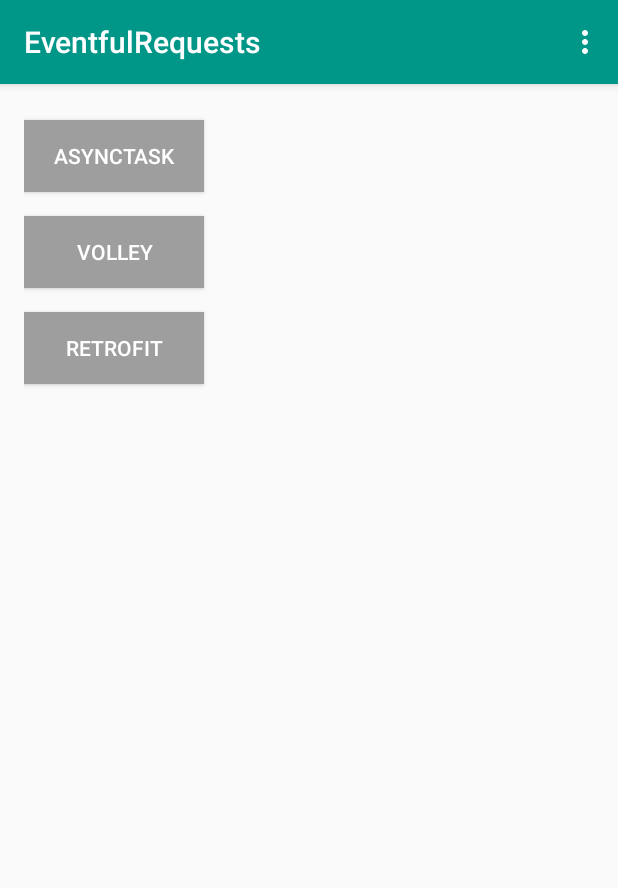
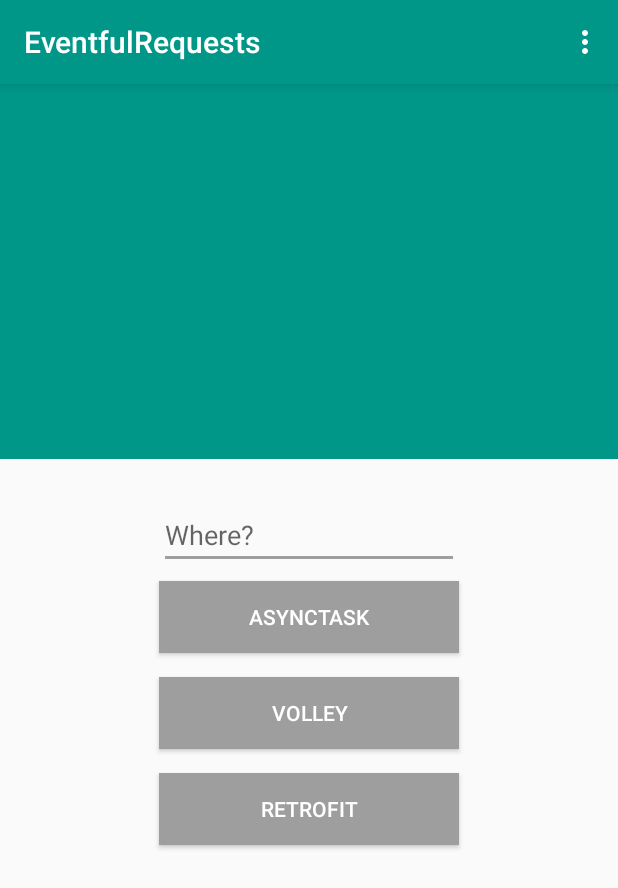
Before and after one commit to silmood/RequestsExamples, an Android app: the screen it shows after launch (MainActivity), after a tap on "ASYNCTASK", on a phone screen of 412 x 824 dp. Shown: the top 888 px of the screen. Run offline under Robolectric (Android 15) with nearby library versions, the phone set to English and light mode, and no system bars; our stand-ins replace Volley.

Commit message:
UI refactored

```diff
--- a/app/src/main/java/mx/devf/eventfulrequests/MainActivity.java
+++ b/app/src/main/java/mx/devf/eventfulrequests/MainActivity.java
@@ -7,6 +7,8 @@ import android.view.Menu;
 import android.view.MenuItem;
 import android.view.View;
 import android.widget.Button;
+import android.widget.EditText;
+import android.widget.TextView;
 
 import com.android.volley.Request;
 import com.android.volley.Response;
@@ -32,16 +34,18 @@ public class MainActivity extends ActionBarActivity implements OnClickListener,A
 
     public static final String LOG_TAG = MainActivity.class.getSimpleName();
 
-    private Button btnAsync,btnVolley, btnRetrofit;
+    EditText etxLocationForEvents;
 
     @Override
     protected void onCreate(Bundle savedInstanceState) {
         super.onCreate(savedInstanceState);
         setContentView(R.layout.activity_main);
 
-        btnAsync = (Button) findViewById(R.id.btn_asynctask);
-        btnVolley = (Button) findViewById(R.id.btn_volley);
-        btnRetrofit = (Button) findViewById(R.id.btn_retrofit);
+        Button btnAsync = (Button) findViewById(R.id.btn_asynctask);
+        Button btnVolley = (Button) findViewById(R.id.btn_volley);
+        Button btnRetrofit = (Button) findViewById(R.id.btn_retrofit);
+
+        etxLocationForEvents = (EditText) findViewById(R.id.etx_place);
 
         btnAsync.setOnClickListener(this);
         btnVolley.setOnClickListener(this);
@@ -76,16 +80,32 @@ public class MainActivity extends ActionBarActivity implements OnClickListener,A
     public void onClick(View viewClicked) {
         switch (viewClicked.getId()){
             case R.id.btn_asynctask:
-                new AsyncTaskRequest(this)
-                        .execute("San Diego");
+                String location = etxLocationForEvents.getText()
+                        .toString();
+
+                if(!location.isEmpty()){
+                    new AsyncTaskRequest(this)
+                            .execute();
+                }
+
                 break;
 
             case R.id.btn_volley:
-                volleyEventfulRequest("San Diego");
+                location = etxLocationForEvents.getText()
+                        .toString();
+
+                if(!location.isEmpty()){
+                    volleyEventfulRequest(location);
+                }
                 break;
 
             case R.id.btn_retrofit:
-                retrofitEventfulRequest("San Diego");
+                location = etxLocationForEvents.getText()
+                        .toString();
+
+                if(!location.isEmpty()){
+                    retrofitEventfulRequest(location);
+                }
                 break;
 
             default:
@@ -99,9 +119,11 @@ public class MainActivity extends ActionBarActivity implements OnClickListener,A
         retrofitClient.getApiContract().findEvents(EventfulApiKeys.APP_KEY , EventfulApiKeys.VALUE_THIS_WEEK , location,
             new Callback<EventsRequestModel.EventsModelResponse>() {
                 @Override
-                public void success(EventsRequestModel.EventsModelResponse eventsModelResponse, retrofit.client.Response response) {
-                    for(EventsRequestModel.EventGson event: eventsModelResponse.getListEvents())
-                        Log.i(LOG_TAG, event.getTitle());
+                public void success(EventsRequestModel.EventsModelResponse eventsModelResponse,
+                                    retrofit.client.Response response) {
+
+                    EventsRequestModel.EventGson randomEvent = eventsModelResponse.getListEvents().get(0);
+                    changeEventUI(randomEvent.getTitle(), randomEvent.getDate(), randomEvent.getDescription());
                 }
 
                 @Override
@@ -118,8 +140,8 @@ public class MainActivity extends ActionBarActivity implements OnClickListener,A
                     @Override
                     public void onResponse(String response) {
                         try {
-                            for(Event event : EventfulApiKeys.parseEventsFromJson(response) )
-                                Log.i(LOG_TAG, event.getTitle());
+                            Event randomEvent = EventfulApiKeys.parseEventsFromJson(response).get(0);
+                            changeEventUI(randomEvent.getTitle(), randomEvent.getDate(), randomEvent.getDescription());
                         } catch (JSONException e) {
                             e.printStackTrace();
                         }
@@ -138,12 +160,22 @@ public class MainActivity extends ActionBarActivity implements OnClickListener,A
 
     @Override
     public void onResponse(ArrayList<Event> events) {
-        for (Event event : events)
-            Log.i(LOG_TAG, event.getTitle());
+        Event randomEvent = events.get(0);
+        changeEventUI(randomEvent.getTitle(), randomEvent.getDate(), randomEvent.getDescription());
     }
 
     @Override
     public void onError() {
 
     }
+
+    public void changeEventUI(String title, String date, String description) {
+        TextView txtTitle = (TextView) findViewById(R.id.event_title);
+        TextView txtDate = (TextView) findViewById(R.id.event_date);
+        TextView txtDescription = (TextView) findViewById(R.id.event_description);
+
+        txtTitle.setText(title);
+        txtDate.setText(date);
+        txtDescription.setText(description);
+    }
 }
--- a/app/src/main/res/layout/activity_main.xml
+++ b/app/src/main/res/layout/activity_main.xml
@@ -1,19 +1,58 @@
-<LinearLayout xmlns:android="http://schemas.android.com/apk/res/android"
+<RelativeLayout xmlns:android="http://schemas.android.com/apk/res/android"
     xmlns:tools="http://schemas.android.com/tools"
     android:layout_width="match_parent"
     android:layout_height="match_parent"
     android:orientation="vertical"
-    android:paddingBottom="@dimen/activity_vertical_margin"
-    android:paddingLeft="@dimen/activity_horizontal_margin"
-    android:paddingRight="@dimen/activity_horizontal_margin"
-    android:paddingTop="@dimen/activity_vertical_margin"
     tools:context=".MainActivity">
 
+    <LinearLayout
+        android:id="@+id/event_info"
+        android:layout_width="match_parent"
+        android:layout_height="250dp"
+        android:paddingLeft="16dp"
+        android:paddingRight="16dp"
+        android:paddingBottom="32dp"
+        android:paddingTop="32dp"
+        android:orientation="vertical"
+        android:background="@color/primary_color">
+
+        <TextView
+            android:id="@+id/event_title"
+            android:textSize="22sp"
+            android:textStyle="bold"
+            android:fontFamily="sans-serif"
+            android:layout_width="wrap_content"
+            android:layout_height="wrap_content" />
+
+        <TextView
+            android:id="@+id/event_date"
+            android:layout_width="wrap_content"
+            android:layout_height="wrap_content"
+            android:textColor="@color/primary_text"/>
+
+        <TextView
+            android:id="@+id/event_description"
+            android:layout_width="wrap_content"
+            android:layout_height="wrap_content"
+            android:layout_marginTop="22dp"
+            android:maxLines="7"/>
+        </LinearLayout>
+
+    <EditText
+        android:id="@+id/etx_place"
+        android:layout_marginTop="28dp"
+        android:hint="@string/place_hint"
+        android:layout_below="@+id/event_info"
+        android:layout_centerHorizontal="true"
+        android:layout_width="@dimen/btn_width"
+        android:layout_height="wrap_content" />
 
     <Button
         android:id="@+id/btn_asynctask"
-        android:layout_width="120dp"
+        android:layout_width="@dimen/btn_width"
         android:layout_height="wrap_content"
+        android:layout_below="@+id/etx_place"
+        android:layout_centerHorizontal="true"
         android:layout_marginBottom="8dp"
         android:layout_marginTop="8dp"
         android:background="@drawable/btn_selector"
@@ -21,8 +60,10 @@
 
     <Button
         android:id="@+id/btn_volley"
-        android:layout_width="120dp"
+        android:layout_width="@dimen/btn_width"
         android:layout_height="wrap_content"
+        android:layout_below="@+id/btn_asynctask"
+        android:layout_centerHorizontal="true"
         android:layout_marginBottom="8dp"
         android:layout_marginTop="8dp"
         android:background="@drawable/btn_selector"
@@ -30,11 +71,13 @@
 
     <Button
         android:id="@+id/btn_retrofit"
-        android:layout_width="120dp"
+        android:layout_width="@dimen/btn_width"
         android:layout_height="wrap_content"
+        android:layout_below="@+id/btn_volley"
+        android:layout_centerHorizontal="true"
         android:layout_marginBottom="8dp"
         android:layout_marginTop="8dp"
         android:background="@drawable/btn_selector"
         android:text="@string/retrofit_label" />
 
-</LinearLayout>
+</RelativeLayout>
--- a/app/src/main/res/values/dimens.xml
+++ b/app/src/main/res/values/dimens.xml
@@ -2,4 +2,5 @@
     <!-- Default screen margins, per the Android Design guidelines. -->
     <dimen name="activity_horizontal_margin">16dp</dimen>
     <dimen name="activity_vertical_margin">16dp</dimen>
+    <dimen name="btn_width">200dp</dimen>
 </resources>
--- a/app/src/main/res/values/strings.xml
+++ b/app/src/main/res/values/strings.xml
@@ -7,5 +7,6 @@
     <string name="asynctask_label">Asynctask</string>
     <string name="volley_label">Volley</string>
     <string name="retrofit_label">Retrofit</string>
+    <string name="place_hint">Where?</string>
 
 </resources>
```
Also changed, not shown: app/src/main/java/mx/devf/eventfulrequests/async/AsyncTaskRequest.java (+9 -2 lines).
